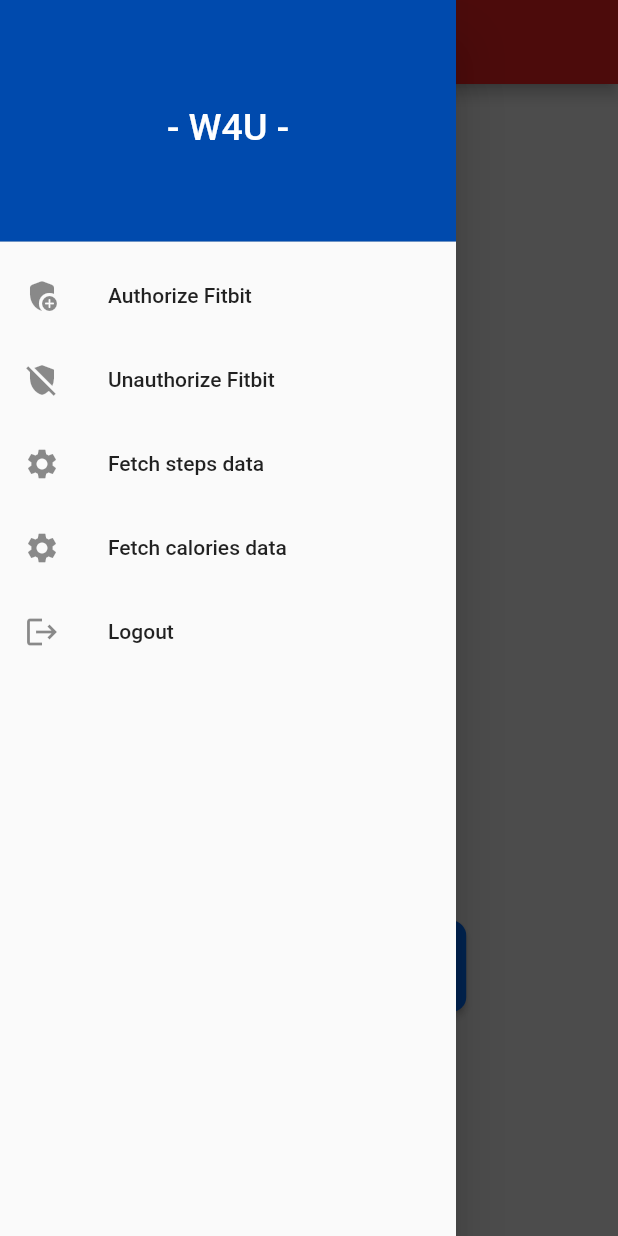
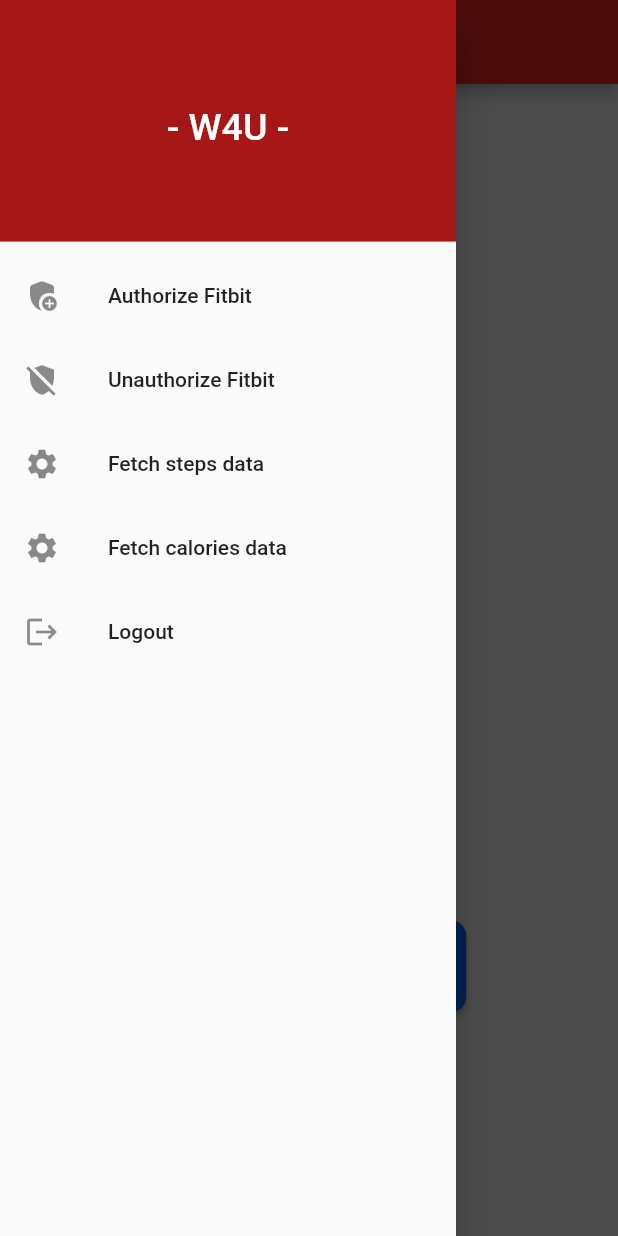
Before and after one commit to Gianlu020/Wearableproject, a Flutter app: the HomePage screen opened directly with empty values, with the side drawer open, on a phone screen of 412 x 824 dp. Run offline on Flutter 3.47's test engine with Material 2 defaults, Android fonts, the phone set to English and light mode, and no system bars; our stand-ins replace floor, flutter_login, page_transition, share_plus, shared_preferences, sqflite and 1 more; missing offline and left inert: fitbitter, flutter_3d_choice_chip, pretty_gauge; accounts and stored records are empty; generated files the repository leaves out were written again.

Commit message:
drawer rosso

```diff
--- a/lib/screens/HomePage.dart
+++ b/lib/screens/HomePage.dart
@@ -108,7 +108,7 @@
           children: [
             const DrawerHeader(
               decoration: BoxDecoration(
-                color: Color.fromARGB(255, 0, 74, 173),
+                color: Color.fromARGB(255, 166, 24, 24),
               ),
               child: Center(
                 child: Text(
```
